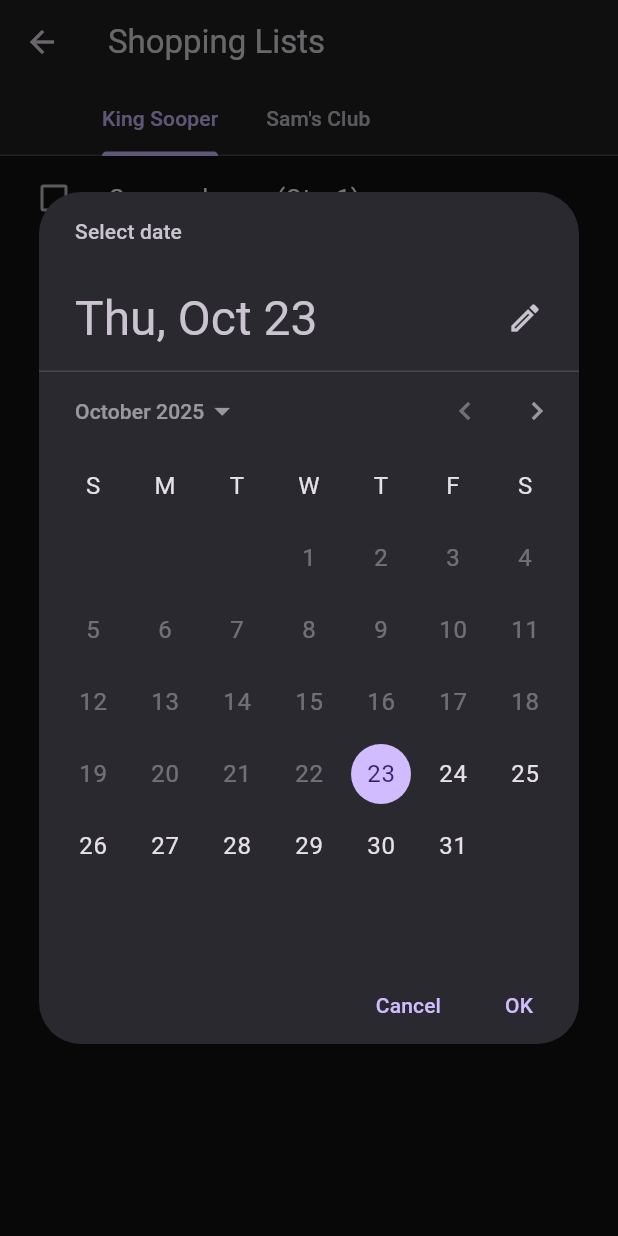
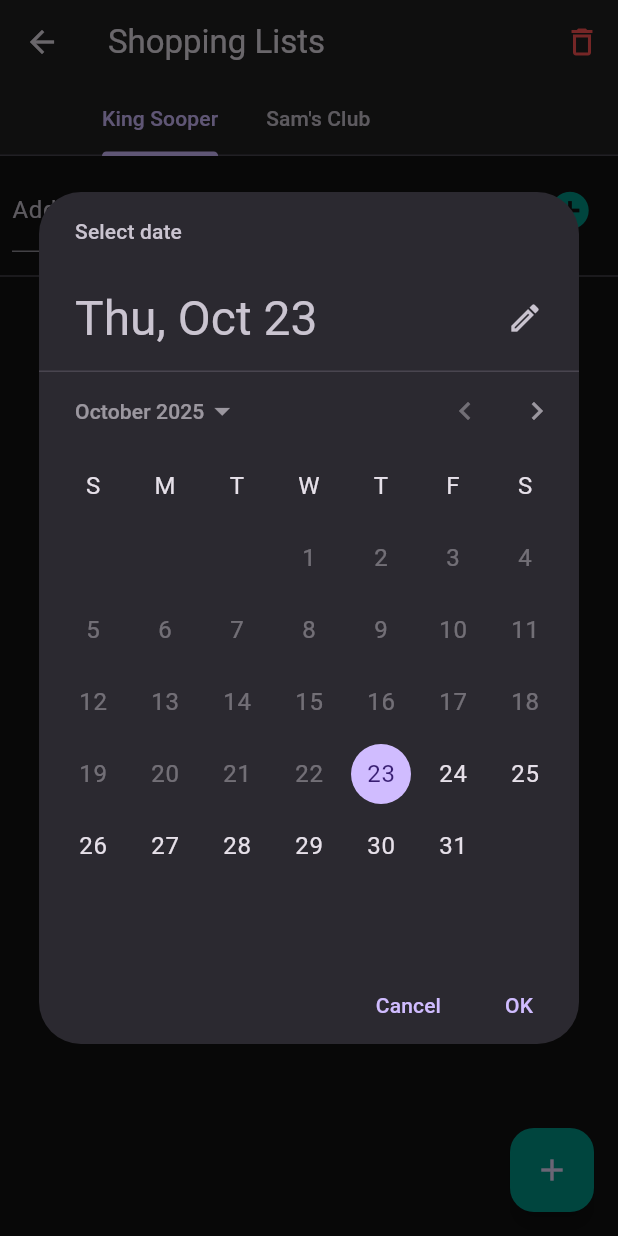
Before and after one commit to What-s-on-my-shelf/pantry, a Flutter app: the ShoppingListsScreen screen opened directly, after a tap on an icon or button, on a phone screen of 412 x 824 dp. Run offline on Flutter 3.47's test engine with Material 3 defaults, Android fonts, the light colour scheme and no system bars.

Commit message:
Shopping Lists are now editable

```diff
--- a/lib/screens/shopping_lists_screen.dart
+++ b/lib/screens/shopping_lists_screen.dart
@@ -1,7 +1,7 @@
 import 'package:flutter/material.dart';
 import 'package:provider/provider.dart';
 import '../services/inventory_manager.dart';
-import '../widgets/shopping_checklist.dart'; // We will create this next
+import '../widgets/shopping_checklist.dart';
 
 class ShoppingListsScreen extends StatefulWidget {
   const ShoppingListsScreen({super.key});
@@ -16,15 +16,87 @@ class _ShoppingListsScreenState extends State<ShoppingListsScreen> with SingleTi
   @override
   void initState() {
     super.initState();
-    // Initialize the TabController based on the number of shopping lists
     final manager = Provider.of<InventoryManager>(context, listen: false);
     _tabController = TabController(length: manager.shoppingLists.length, vsync: this);
+  }
+
+  @override
+  void didChangeDependencies() {
+    super.didChangeDependencies();
+    final manager = Provider.of<InventoryManager>(context);
+    if (manager.shoppingLists.length != _tabController.length) {
+      // Re-create the TabController with the new length
+      // Save the old index to try and restore it
+      final oldIndex = _tabController.index;
+      _tabController.dispose(); // Dispose the old controller
+      setState(() {
+         _tabController = TabController(
+           length: manager.shoppingLists.length,
+           vsync: this,
+           // Set the initial index to the old one if it's still valid
+           initialIndex: oldIndex < manager.shoppingLists.length ? oldIndex : 0,
+         );
+      });
+    }
   }
 
   @override
   void dispose() {
     _tabController.dispose();
     super.dispose();
+  }
+
+  void _showAddListDialog() {
+    final nameController = TextEditingController();
+    showDialog(
+      context: context,
+      builder: (ctx) => AlertDialog(
+        title: const Text('Add New List'),
+        content: TextField(
+          controller: nameController,
+          decoration: const InputDecoration(labelText: 'Store Name'),
+        ),
+        actions: [
+          TextButton(onPressed: () => Navigator.of(ctx).pop(), child: const Text('Cancel')),
+          ElevatedButton(
+            onPressed: () {
+              if (nameController.text.isNotEmpty) {
+                Provider.of<InventoryManager>(context, listen: false)
+                    .createNewShoppingList(nameController.text);
+                Navigator.of(ctx).pop();
+              }
+            },
+            child: const Text('Save'),
+          ),
+        ],
+      ),
+    );
+  }
+
+  // --- NEW METHOD TO CONFIRM AND DELETE A LIST ---
+  void _confirmDeleteList() {
+    final manager = Provider.of<InventoryManager>(context, listen: false);
+    // Get the name of the currently selected list
+    final storeName = manager.shoppingLists[_tabController.index].storeName;
+
+    showDialog(
+      context: context,
+      builder: (ctx) => AlertDialog(
+        title: const Text('Are you sure?'),
+        content: Text('Do you want to permanently delete the "$storeName" list?'),
+        actions: [
+          TextButton(onPressed: () => Navigator.of(ctx).pop(), child: const Text('Cancel')),
+          TextButton(
+            onPressed: () {
+              manager.deleteShoppingList(storeName);
+              Navigator.of(ctx).pop();
+            },
+            style: TextButton.styleFrom(foregroundColor: Colors.red),
+            child: const Text('Delete'),
+          ),
+        ],
+      ),
+    );
   }
 
   @override
@@ -36,15 +108,31 @@ class _ShoppingListsScreenState extends State<ShoppingListsScreen> with SingleTi
       appBar: AppBar(
         title: const Text('Shopping Lists'),
         backgroundColor: Colors.grey[900],
-        bottom: TabBar(
+        // --- ADD THE ACTIONS PROPERTY FOR THE DELETE BUTTON ---
+        actions: [
+          IconButton(
+            icon: const Icon(Icons.delete_outline, color: Colors.redAccent),
+            onPressed: shoppingLists.isEmpty ? null : _confirmDeleteList, // Disable if no lists
+          ),
+        ],
+        bottom: shoppingLists.isEmpty
+          ? null
+          : TabBar(
               controller: _tabController,
               isScrollable: true,
               tabs: shoppingLists.map((list) => Tab(text: list.storeName)).toList(),
             ),
       ),
-      body: TabBarView(
+      body: shoppingLists.isEmpty
+          ? const Center(child: Text("No shopping lists yet. Add one!"))
+          : TabBarView(
               controller: _tabController,
               children: shoppingLists.map((list) => ShoppingChecklist(shoppingList: list)).toList(),
+            ),
+      floatingActionButton: FloatingActionButton(
+        onPressed: _showAddListDialog,
+        backgroundColor: Colors.teal,
+        child: const Icon(Icons.add),
       ),
     );
   }
--- a/lib/widgets/shopping_checklist.dart
+++ b/lib/widgets/shopping_checklist.dart
@@ -3,12 +3,19 @@ import 'package:provider/provider.dart';
 import '../models/shopping_list.dart';
 import '../services/inventory_manager.dart';
 
-class ShoppingChecklist extends StatelessWidget {
+// 1. Convert this to a StatefulWidget
+class ShoppingChecklist extends StatefulWidget {
   final ShoppingList shoppingList;
   const ShoppingChecklist({super.key, required this.shoppingList});
 
+  @override
+  State<ShoppingChecklist> createState() => _ShoppingChecklistState();
+}
+
+class _ShoppingChecklistState extends State<ShoppingChecklist> {
+  final _itemController = TextEditingController();
+
   void _onItemChecked(BuildContext context, ShoppingListItem item) {
-    // When an item is checked, show a dialog to ask for the expiration date
     showDatePicker(
       context: context,
       initialDate: DateTime.now(),
@@ -17,23 +24,63 @@ class ShoppingChecklist extends StatelessWidget {
     ).then((pickedDate) {
       if (pickedDate != null) {
         final manager = Provider.of<InventoryManager>(context, listen: false);
-        // 1. Add the item to the main inventory
         manager.addItem(item.name, item.quantity, pickedDate);
-        // 2. Remove the item from the shopping list
-        manager.removeFromShoppingList(shoppingList.storeName, item);
+        manager.removeFromShoppingList(widget.shoppingList.storeName, item);
       }
     });
   }
 
+  void _addItemToList() {
+    if (_itemController.text.isEmpty) return;
+    Provider.of<InventoryManager>(context, listen: false).addItemToShoppingList(
+      widget.shoppingList.storeName,
+      _itemController.text,
+      1, // Default quantity to 1
+    );
+    _itemController.clear();
+    FocusScope.of(context).unfocus(); // Hide keyboard
+  }
+
+  @override
+  void dispose() {
+    _itemController.dispose();
+    super.dispose();
+  }
+
   @override
   Widget build(BuildContext context) {
-    return ListView.builder(
-      itemCount: shoppingList.items.length,
+    // Use widget.shoppingList to access the data
+    return Column(
+      children: [
+        // 2. Add the input form at the top
+        Padding(
+          padding: const EdgeInsets.all(8.0),
+          child: Row(
+            children: [
+              Expanded(
+                child: TextField(
+                  controller: _itemController,
+                  decoration: const InputDecoration(labelText: 'Add Item'),
+                   style: const TextStyle(color: Colors.white),
+                ),
+              ),
+              IconButton(
+                icon: const Icon(Icons.add_circle, color: Colors.teal, size: 30),
+                onPressed: _addItemToList,
+              )
+            ],
+          ),
+        ),
+        const Divider(),
+        // 3. Make the list expand to fill the rest of the space
+        Expanded(
+          child: ListView.builder(
+            itemCount: widget.shoppingList.items.length,
             itemBuilder: (ctx, index) {
-        final item = shoppingList.items[index];
+              final item = widget.shoppingList.items[index];
               return CheckboxListTile(
                 title: Text('${item.name} (Qty: ${item.quantity})', style: const TextStyle(color: Colors.white)),
-          value: item.isPurchased, // This would need more state if we wanted to un-check
+                value: item.isPurchased,
                 onChanged: (isChecked) {
                   if (isChecked == true) {
                     _onItemChecked(context, item);
@@ -44,6 +91,9 @@ class ShoppingChecklist extends StatelessWidget {
                 controlAffinity: ListTileControlAffinity.leading,
               );
             },
+          ),
+        ),
+      ],
     );
   }
 }
```
Also changed, not shown: lib/services/inventory_manager.dart (+28 -1 lines). Lines whose indentation alone changed are shown as unchanged.
